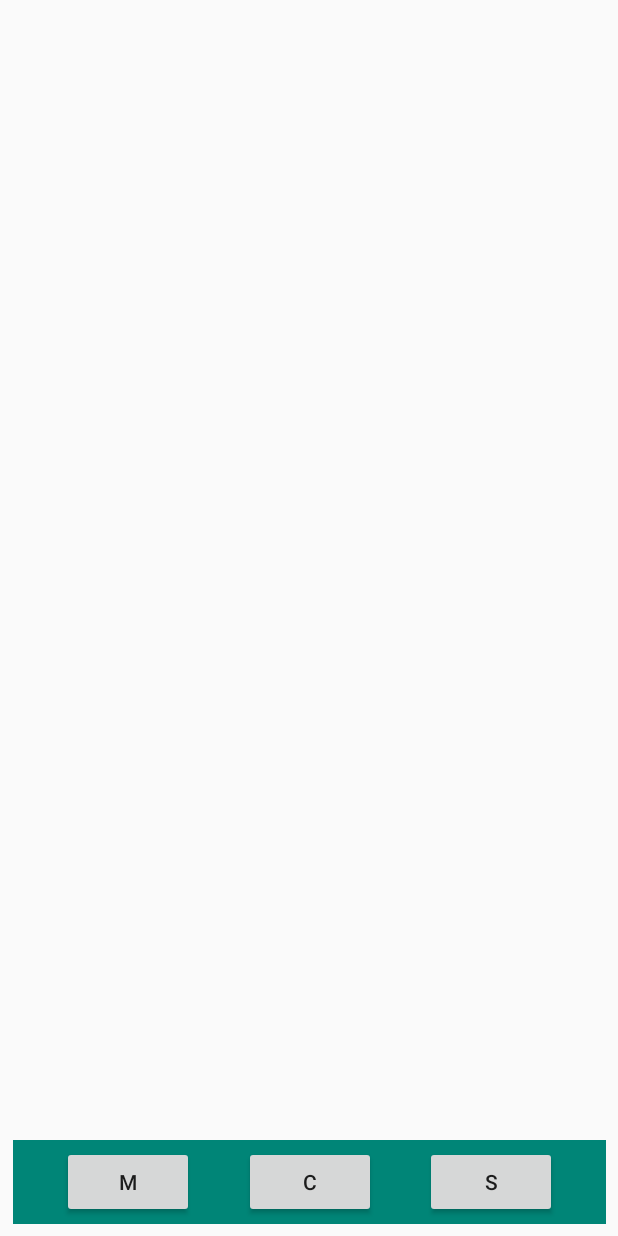
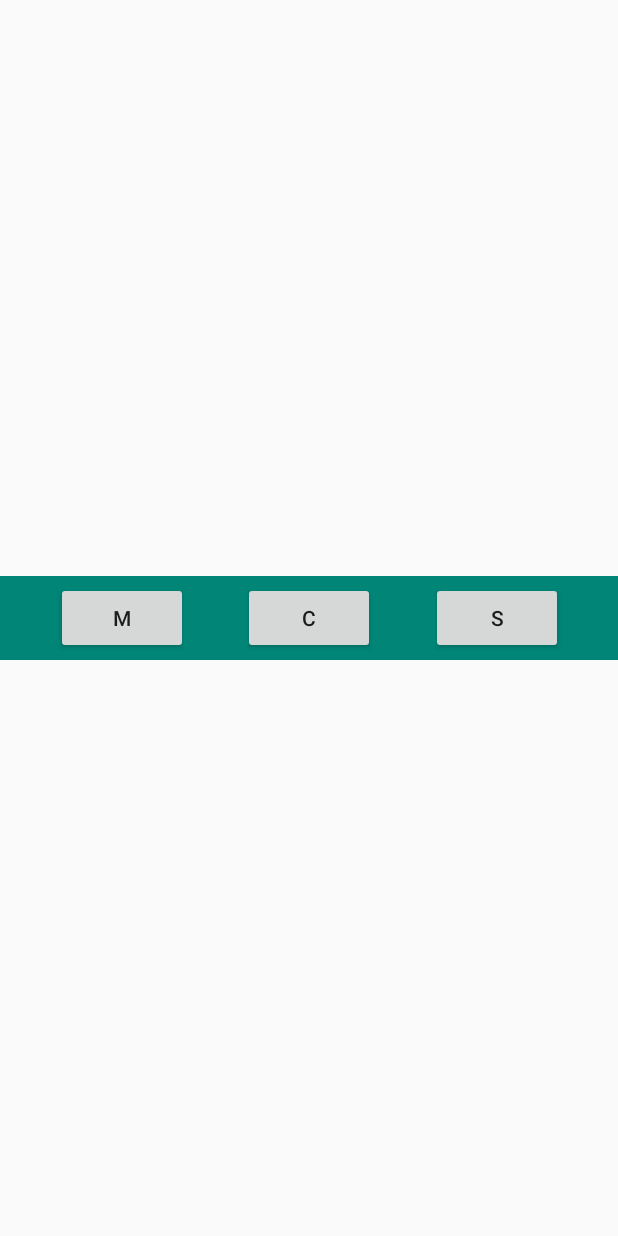
Before and after one commit to dashsublett/MonsterFetch, an Android app: the layout fragment_nav_bar.xml on its own in the app's theme, with its tools: preview values and no code run, on a phone screen of 412 x 824 dp. Run offline under Robolectric (Android 15) with nearby library versions, the phone set to English and light mode, and no system bars.

```diff
--- a/app/src/main/res/layout/fragment_nav_bar.xml
+++ b/app/src/main/res/layout/fragment_nav_bar.xml
@@ -9,14 +9,12 @@
 
     <android.support.v7.widget.Toolbar
         android:id="@+id/toolbar"
-        android:layout_width="395dp"
+        android:layout_width="match_parent"
         android:layout_height="wrap_content"
-        android:layout_marginStart="8dp"
-        android:layout_marginEnd="8dp"
-        android:layout_marginBottom="8dp"
         android:background="?attr/colorPrimary"
         android:minHeight="?attr/actionBarSize"
         android:theme="?attr/actionBarTheme"
+        app:layout_constraintTop_toTopOf="parent"
         app:layout_constraintBottom_toBottomOf="parent"
         app:layout_constraintEnd_toEndOf="parent"
         app:layout_constraintStart_toStartOf="parent" />
--- a/app/src/main/res/layout/item_list.xml
+++ b/app/src/main/res/layout/item_list.xml
@@ -13,7 +13,6 @@
         android:name="com.example.dsublett.monsterfetch.ItemFragment"
         android:layout_width="match_parent"
         android:layout_height="0dp"
-        android:layout_marginTop="8dp"
         android:textAlignment="center"
         app:layoutManager="LinearLayoutManager"
         app:layout_constraintBottom_toBottomOf="parent"
--- a/app/src/main/res/layout/list_item.xml
+++ b/app/src/main/res/layout/list_item.xml
@@ -10,8 +10,8 @@
         android:layout_width="wrap_content"
         android:layout_height="wrap_content"
         android:padding="20dp"
+        android:textSize="20sp"
         android:textAppearance="?attr/textAppearanceListItem"
-        android:textSize="20sp"
         app:layout_constraintBottom_toBottomOf="parent"
         app:layout_constraintEnd_toEndOf="parent"
         app:layout_constraintStart_toStartOf="parent"
```
Also changed, not shown: app/src/main/java/com/example/dsublett/monsterfetch/ItemFragment.kt (+0 -20 lines), app/src/main/java/com/example/dsublett/monsterfetch/MainActivity.kt (+21 -2 lines), app/src/main/java/com/example/dsublett/monsterfetch/NavBarFragment.kt (+10 -2 lines), app/src/main/res/layout/activity_main.xml (+25 -3 lines).
